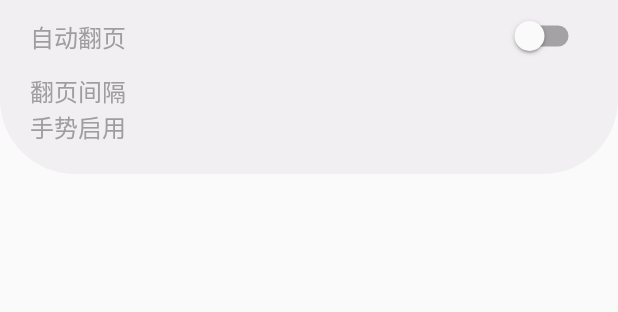
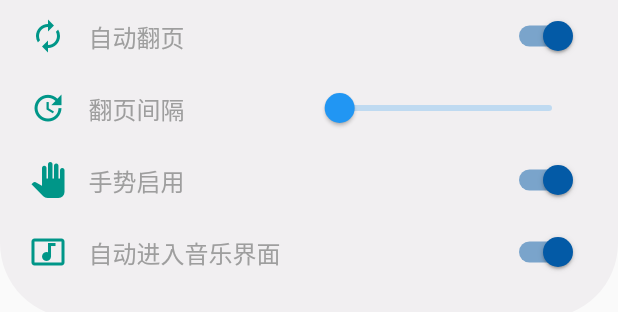
Before and after one commit to RealCorebb/bbClock-V2-app, a Flutter app: the BasicSettingsWidget widget shown alone on an empty page, opened directly, swiped to page 3, on a phone screen of 412 x 824 dp. Shown: the top 312 px of the screen. Run offline on Flutter 3.47's test engine with Material 2 defaults, Android fonts, the phone set to English and light mode, and no system bars; our stand-ins replace flutter_colorpicker, flutter_svg, google_fonts, hexcolor, sleek_circular_slider; network calls fail; project files that could hold a hidden picture were left out.

Commit message:
Basic UI Finished

```diff
--- a/lib/screens/details/components/basic_settings.dart
+++ b/lib/screens/details/components/basic_settings.dart
@@ -15,7 +15,10 @@ class BasicSettingsWidget extends StatefulWidget {
 }
 
 class _BasicSettingsState extends State<BasicSettingsWidget> {
-  bool _autoNextPage = false;
+  bool _autoNextPage = true;
+  bool _isGestureOn = true;
+  bool _autoInMusic = true;
+  double _interval = 10;
   @override
   Widget build(BuildContext context) {
     // it provide us total height and width
@@ -135,6 +138,12 @@ class _BasicSettingsState extends State<BasicSettingsWidget> {
               crossAxisAlignment: CrossAxisAlignment.start,
               children: <Widget>[
                 new Row(children: <Widget>[
+                  Icon(
+                    Icons.autorenew,
+                    color: Colors.teal,
+                    size: 24.0,
+                  ),
+                  SizedBox(width: 15),
                   Text(
                     '自动翻页',
                     textAlign: TextAlign.center,
@@ -151,18 +160,75 @@ class _BasicSettingsState extends State<BasicSettingsWidget> {
                         });
                       }),
                 ]),
+                new Row(children: <Widget>[
+                  Icon(
+                    Icons.update,
+                    color: Colors.teal,
+                    size: 24.0,
+                  ),
+                  SizedBox(width: 15),
                   Text(
                     '翻页间隔',
                     textAlign: TextAlign.center,
                     overflow: TextOverflow.ellipsis,
                     style: TextStyle(color: Colors.grey, fontSize: 16),
                   ),
+                  Spacer(),
+                  Slider(
+                      value: _interval,
+                      onChanged: (val) {
+                        setState(() {
+                          _interval = val;
+                          print(_interval);
+                        });
+                      },
+                      min: 5,
+                      max: 300)
+                ]),
+                new Row(children: <Widget>[
+                  Icon(
+                    Icons.pan_tool,
+                    color: Colors.teal,
+                    size: 24.0,
+                  ),
+                  SizedBox(width: 15),
                   Text(
                     '手势启用',
                     textAlign: TextAlign.center,
                     overflow: TextOverflow.ellipsis,
                     style: TextStyle(color: Colors.grey, fontSize: 16),
                   ),
+                  Spacer(),
+                  Switch(
+                      value: _autoNextPage,
+                      onChanged: (val) {
+                        setState(() {
+                          _isGestureOn = val;
+                        });
+                      }),
+                ]),
+                new Row(children: <Widget>[
+                  Icon(
+                    Icons.music_video,
+                    color: Colors.teal,
+                    size: 24.0,
+                  ),
+                  SizedBox(width: 15),
+                  Text(
+                    '自动进入音乐界面',
+                    textAlign: TextAlign.center,
+                    overflow: TextOverflow.ellipsis,
+                    style: TextStyle(color: Colors.grey, fontSize: 16),
+                  ),
+                  Spacer(),
+                  Switch(
+                      value: _autoInMusic,
+                      onChanged: (val) {
+                        setState(() {
+                          _autoInMusic = val;
+                        });
+                      }),
+                ]),
                 SizedBox(height: kDefaultPadding),
               ],
             ),
```
Also changed, not shown: lib/screens/details/components/account_settings.dart (added, +76 -0 lines), lib/screens/details/details_screen.dart (+7 -0 lines). Lines whose indentation alone changed are shown as unchanged.
